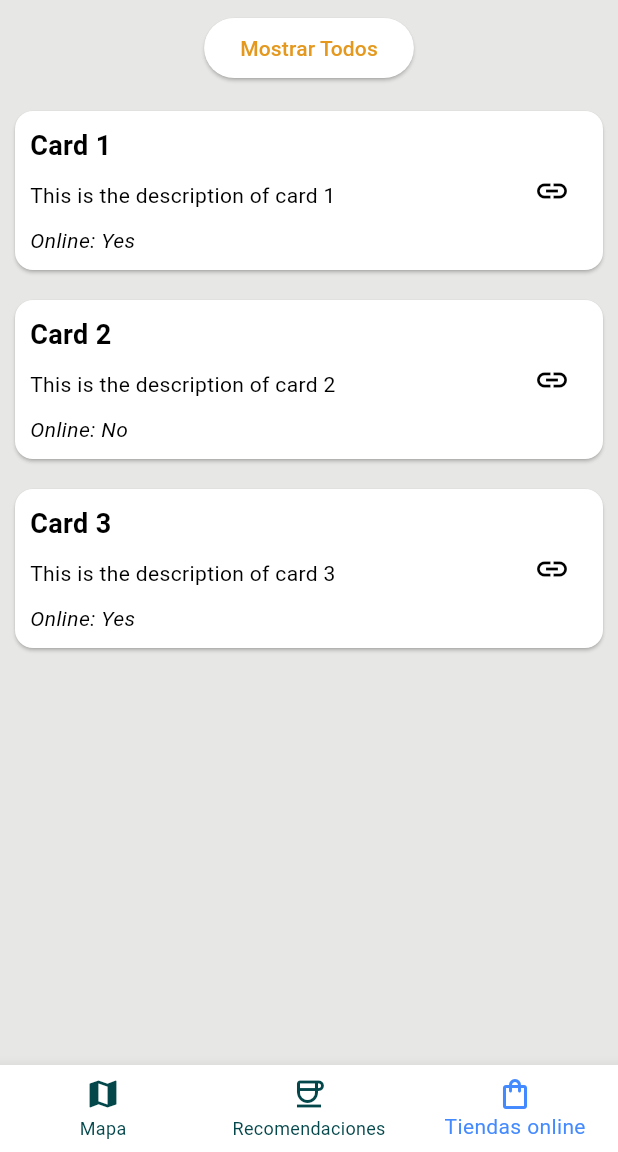
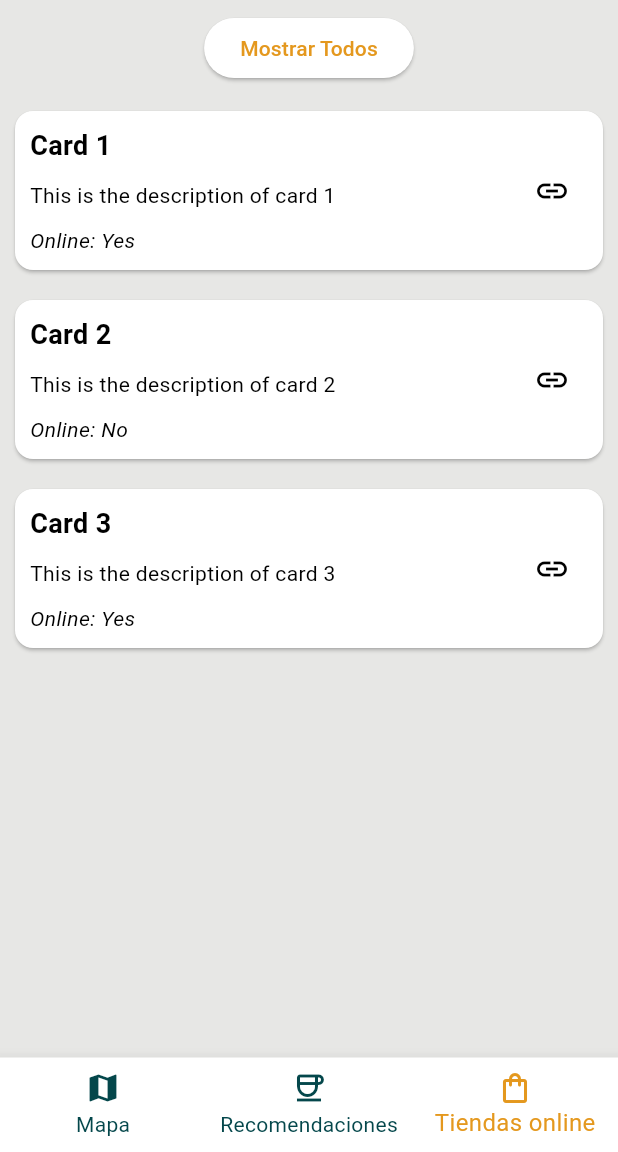
Before and after one commit to iTzGooDLife/neighborcafe, a Flutter app: the MainScreenWrapper screen opened directly, item 3 of the bottom bar chosen, on a phone screen of 412 x 824 dp, the part 84-1236 px from its top. Run offline on Flutter 3.47's test engine with Material 3 defaults, Android fonts, the phone set to English and light mode, and no system bars; our stand-ins replace cloud_firestore, firebase_auth, firebase_core, flutter_dotenv, flutter_secure_storage, google_maps_flutter and 1 more; accounts and stored records are empty; generated files the repository leaves out were written again.

Commit message:
feat: add map as a main view and ui improvements

```diff
--- a/neighborcafe/lib/src/components/bottom_navigation_bar.dart
+++ b/neighborcafe/lib/src/components/bottom_navigation_bar.dart
@@ -29,26 +29,15 @@ class BottomNavBar extends StatelessWidget {
           label: 'Tiendas online',
         ),
       ],
-      currentIndex: selectedIndex == 3 ? 2 : selectedIndex,
-      // selectedItemColor: Colors.blueAccent,
-      selectedItemColor: selectedIndex == 3
-          ? (!isDarkMode ? AppColors.secondaryColor : Colors.grey[300])
-          : Colors.blueAccent,
-      selectedFontSize: selectedIndex == 3 ? 12.0 : 14.0,
-
+      currentIndex: selectedIndex,
+      selectedItemColor: AppColors.primaryColor,
       unselectedItemColor:
           !isDarkMode ? AppColors.secondaryColor : Colors.grey[300],
       onTap: (index) {
         onItemTapped(index);
       },
-      /* currentIndex: selectedIndex == 0 ? 1 : selectedIndex,
-      selectedItemColor:
-          selectedIndex == 0 ? Colors.grey[600] : Colors.blueAccent,
-      unselectedItemColor: Colors.grey[600],
-      onTap: (index) {
-        onItemTapped(
-            index); // Aumentar el índice para reflejar correctamente el stack
-      }, */
+      selectedFontSize: 16,
+      unselectedFontSize: 14,
     );
   }
 }
--- a/neighborcafe/lib/src/components/main_wrapper.dart
+++ b/neighborcafe/lib/src/components/main_wrapper.dart
@@ -16,20 +16,18 @@ class MainScreenWrapper extends StatefulWidget {
 }
 
 class _MainScreenWrapperState extends State<MainScreenWrapper> {
-  int _selectedIndex = 3;
+  int _selectedIndex = 0;
 
   final List<Widget> screens = const [
     MapView(),
     RecommendationsView(),
     StoresView(),
-    InitialView(),
   ];
 
   final List<String> titles = const [
     'Mapa',
     'Recomendaciones',
     'Tiendas online',
-    'Inicio',
   ];
 
   void _onItemTapped(int index) {
@@ -45,16 +43,9 @@ class _MainScreenWrapperState extends State<MainScreenWrapper> {
         automaticallyImplyLeading: false,
         title: Row(
           children: [
-            GestureDetector(
-              onTap: () {
-                setState(() {
-                  _selectedIndex = 3; // Volver a la pantalla inicial
-                });
-              },
-              child: Image.asset(
-                'assets/images/cafeIcon.png', // Replace with your image path
-                height: 60.0, // Adjust the height as needed
-              ),
+            Image.asset(
+              'assets/images/cafeIcon.png', // Replace with your image path
+              height: 60.0, // Adjust the height as needed
             ),
             const SizedBox(width: 8.0), // Space between the image and title
             Text(titles[_selectedIndex],
```
